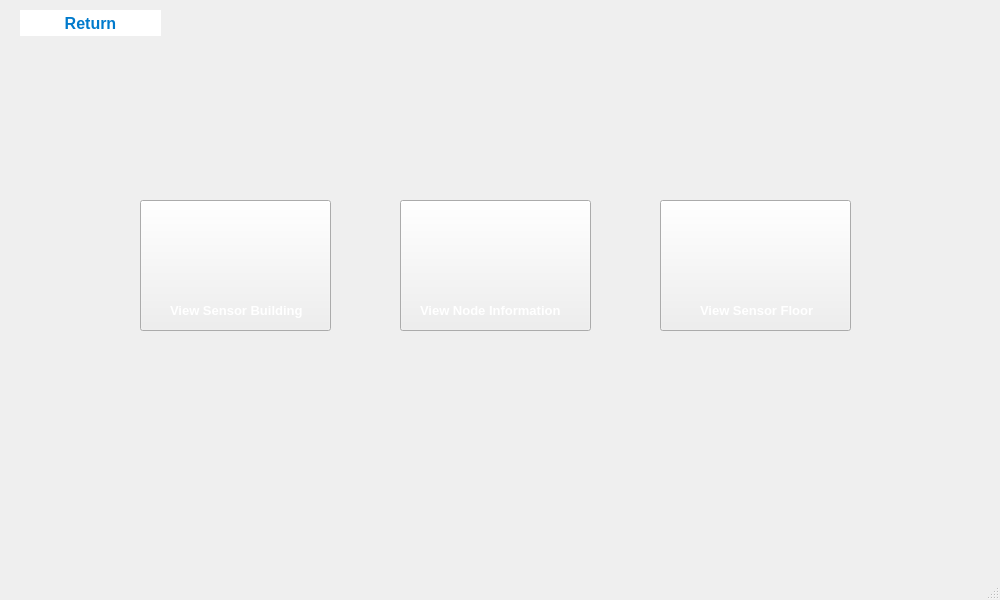
This is PI-Edificio/viewdatabasewindow.ui in QuiannZo/Intelligent_Building as Qt 5 draws it before an edit. The edited form follows.
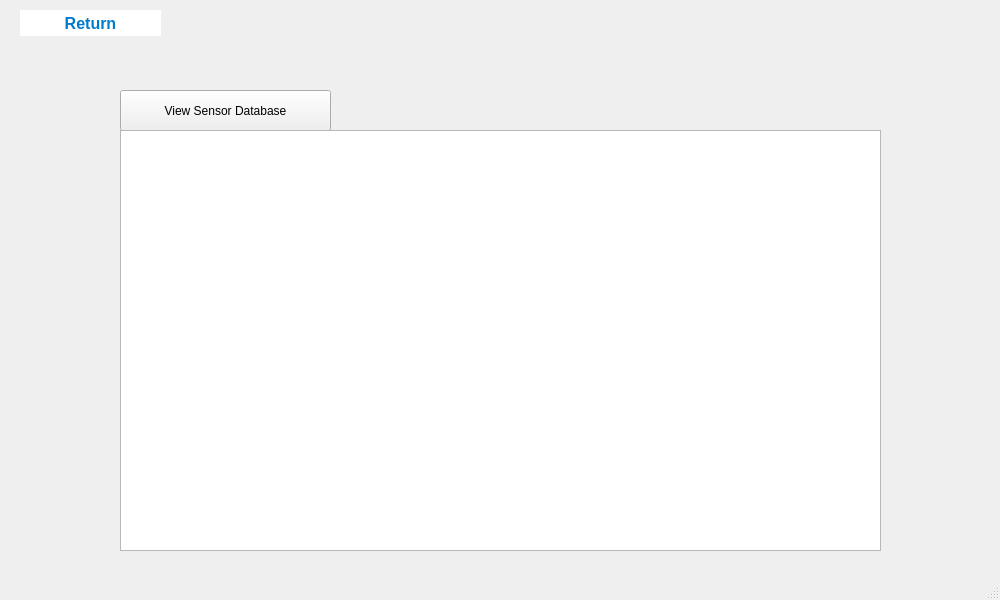
This is the edited form.

Commit message: Logs working and database working.

Diff of the .ui file:
```diff
--- a/PI-Edificio/viewdatabasewindow.ui
+++ b/PI-Edificio/viewdatabasewindow.ui
@@ -17,10 +17,10 @@
    <widget class="QPushButton" name="pushButton8">
     <property name="geometry">
      <rect>
-      <x>140</x>
-      <y>200</y>
-      <width>191</width>
-      <height>131</height>
+      <x>120</x>
+      <y>90</y>
+      <width>211</width>
+      <height>41</height>
      </rect>
     </property>
     <property name="styleSheet">
@@ -31,113 +31,7 @@
                                   background-color: rgba(255, 255, 255, 0.2);</string>
     </property>
     <property name="text">
-     <string/>
-    </property>
-   </widget>
-   <widget class="QLabel" name="label_13">
-    <property name="geometry">
-     <rect>
-      <x>170</x>
-      <y>300</y>
-      <width>141</width>
-      <height>20</height>
-     </rect>
-    </property>
-    <property name="font">
-     <font>
-      <pointsize>10</pointsize>
-      <bold>true</bold>
-     </font>
-    </property>
-    <property name="styleSheet">
-     <string notr="true">color: white;</string>
-    </property>
-    <property name="text">
-     <string>View Sensor Building</string>
-    </property>
-   </widget>
-   <widget class="QPushButton" name="pushButton8_2">
-    <property name="geometry">
-     <rect>
-      <x>400</x>
-      <y>200</y>
-      <width>191</width>
-      <height>131</height>
-     </rect>
-    </property>
-    <property name="styleSheet">
-     <string notr="true">background-color: #32383D;
-                                  color: white;
-                                  }
-                                  QPushButton:pressed {
-                                  background-color: rgba(255, 255, 255, 0.2);</string>
-    </property>
-    <property name="text">
-     <string/>
-    </property>
-   </widget>
-   <widget class="QLabel" name="label_14">
-    <property name="geometry">
-     <rect>
-      <x>420</x>
-      <y>300</y>
-      <width>151</width>
-      <height>20</height>
-     </rect>
-    </property>
-    <property name="font">
-     <font>
-      <pointsize>10</pointsize>
-      <bold>true</bold>
-     </font>
-    </property>
-    <property name="styleSheet">
-     <string notr="true">color: white;</string>
-    </property>
-    <property name="text">
-     <string>View Node Information</string>
-    </property>
-   </widget>
-   <widget class="QPushButton" name="pushButton8_3">
-    <property name="geometry">
-     <rect>
-      <x>660</x>
-      <y>200</y>
-      <width>191</width>
-      <height>131</height>
-     </rect>
-    </property>
-    <property name="styleSheet">
-     <string notr="true">background-color: #32383D;
-                                  color: white;
-                                  }
-                                  QPushButton:pressed {
-                                  background-color: rgba(255, 255, 255, 0.2);</string>
-    </property>
-    <property name="text">
-     <string/>
-    </property>
-   </widget>
-   <widget class="QLabel" name="label_15">
-    <property name="geometry">
-     <rect>
-      <x>700</x>
-      <y>300</y>
-      <width>121</width>
-      <height>20</height>
-     </rect>
-    </property>
-    <property name="font">
-     <font>
-      <pointsize>10</pointsize>
-      <bold>true</bold>
-     </font>
-    </property>
-    <property name="styleSheet">
-     <string notr="true">color: white;</string>
-    </property>
-    <property name="text">
-     <string>View Sensor Floor</string>
+     <string>View Sensor Database</string>
     </property>
    </widget>
    <widget class="QPushButton" name="pushButton1_2">
@@ -175,6 +69,16 @@
      <string>Return</string>
     </property>
    </widget>
+   <widget class="QTableWidget" name="tableWidget">
+    <property name="geometry">
+     <rect>
+      <x>120</x>
+      <y>130</y>
+      <width>761</width>
+      <height>421</height>
+     </rect>
+    </property>
+   </widget>
   </widget>
   <widget class="QMenuBar" name="menubar">
    <property name="geometry">
```
Left out of the diff: 2 changed lines with no effect on the pictures. The commit also changes 31 other files.
